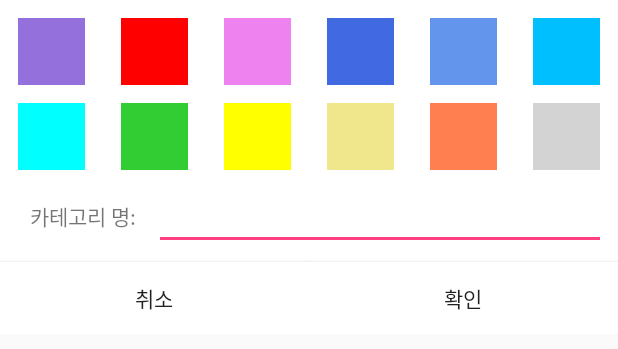
After one commit to godsangin/MyDay, an Android app: the layout dialog_category.xml on its own in the app's theme, with its tools: preview values and no code run, on a phone screen of 412 x 824 dp. The commit adds this screen. Shown: the top 349 px of the screen. Run offline under Robolectric (Android 15) with nearby library versions, the phone set to English and light mode, and no system bars.

Commit message:
event function, category dialog implements

```diff
--- a/app/src/main/java/com/msproject/myhome/mydays/repository/EventRepository.kt
+++ b/app/src/main/java/com/msproject/myhome/mydays/repository/EventRepository.kt
@@ -7,6 +7,7 @@ interface EventRepository {
     fun getEventList():LiveData<List<Event>>
     fun getEventList(date:Long):LiveData<List<Event>>
     fun getEventList(date:Long, startTime:Int, endTime:Int):LiveData<List<Event>>
+    fun exist(date:Long, time:Int):Event
     fun insertEvent(event: Event)
     fun updateEvent(event: Event)
     fun deleteEventById(id:Long)
--- a/app/src/main/java/com/msproject/myhome/mydays/repository/impl/EventRepositoryImpl.kt
+++ b/app/src/main/java/com/msproject/myhome/mydays/repository/impl/EventRepositoryImpl.kt
@@ -24,6 +24,10 @@ class EventRepositoryImpl @Inject constructor(private val appDatabase: AppDataba
         return getEventDao().getEventList(date, startTime, endTime)
     }
 
+    override fun exist(date: Long, time: Int): Event {
+        return getEventDao().getEvent(date, time)
+    }
+
     override fun insertEvent(event: Event){
         getEventDao().insert(event)
     }
--- a/app/src/main/java/com/msproject/myhome/mydays/repository/room/EventDao.kt
+++ b/app/src/main/java/com/msproject/myhome/mydays/repository/room/EventDao.kt
@@ -13,6 +13,8 @@ interface EventDao: BaseDao<Event>{
     fun getEventList(date:Long):LiveData<List<Event>>
     @Query("SELECT * FROM event WHERE date IS :date AND time BETWEEN :startTime AND :endTime ORDER BY time")
     fun getEventList(date:Long, startTime:Int, endTime:Int):LiveData<List<Event>>
+    @Query("SELECT * FROM event WHERE date IS :date AND time IS :time")
+    fun getEvent(date:Long, time:Int):Event
     @Query("DELETE FROM event WHERE id =:id")
     fun deleteEventById(id:Long)
 }
--- /dev/null
+++ b/app/src/main/res/drawable/ic_baseline_check_24.xml
@@ -0,0 +1,5 @@
+<vector android:height="24dp" android:tint="#FFFFFF"
+    android:viewportHeight="24" android:viewportWidth="24"
+    android:width="24dp" xmlns:android="http://schemas.android.com/apk/res/android">
+    <path android:fillColor="@android:color/white" android:pathData="M9,16.17L4.83,12l-1.42,1.41L9,19 21,7l-1.41,-1.41z"/>
+</vector>
--- a/app/src/main/res/layout/activity_event.xml
+++ b/app/src/main/res/layout/activity_event.xml
@@ -83,7 +83,9 @@
             android:id="@+id/fab"
             android:layout_width="wrap_content"
             android:layout_height="wrap_content"
-            android:layout_margin="@dimen/fab_margin"/>
+            android:layout_margin="@dimen/fab_margin"
+            android:src="@drawable/ic_add_white_24dp"
+            android:onClick="@{() -> model.addCategory()}"/>
 
     </androidx.constraintlayout.widget.ConstraintLayout>
 </layout>
--- /dev/null
+++ b/app/src/main/res/layout/dialog_category.xml
@@ -0,0 +1,200 @@
+<?xml version="1.0" encoding="utf-8"?>
+<layout>
+    <data>
+        <variable
+            name="model"
+            type="com.msproject.myhome.mydays.main.event.CategoryDialogViewModel" />
+    </data>
+    <androidx.constraintlayout.widget.ConstraintLayout xmlns:android="http://schemas.android.com/apk/res/android"
+        android:layout_width="match_parent"
+        android:layout_height="wrap_content"
+        xmlns:app="http://schemas.android.com/apk/res-auto"
+        android:background="@color/colorWhite">
+        <ImageView
+            android:id="@+id/space_1"
+            android:layout_width="0dp"
+            android:layout_height="0dp"
+            app:layout_constraintDimensionRatio="1:1"
+            app:layout_constraintTop_toTopOf="parent"
+            app:layout_constraintLeft_toLeftOf="parent"
+            app:layout_constraintRight_toLeftOf="@id/space_2"
+            android:layout_margin="12dp"
+            android:background="@color/category_1"
+            android:src="@{model.selectedColor.equals(@string/category_1) ? @drawable/ic_baseline_check_24 : null}"
+            android:onClick="@{() -> model.setSelectedColor(@string/category_1)}"/>
+        <ImageView
+            android:id="@+id/space_2"
+            android:layout_width="0dp"
+            android:layout_height="0dp"
+            app:layout_constraintDimensionRatio="1:1"
+            app:layout_constraintTop_toTopOf="parent"
+            app:layout_constraintLeft_toRightOf="@id/space_1"
+            app:layout_constraintRight_toLeftOf="@id/space_3"
+            android:layout_margin="12dp"
+            android:background="@color/category_2"
+            android:src="@{model.selectedColor.equals(@string/category_2) ? @drawable/ic_baseline_check_24 : null}"
+            android:onClick="@{() -> model.setSelectedColor(@string/category_2)}"/>
+        <ImageView
+            android:id="@+id/space_3"
+            android:layout_width="0dp"
+            android:layout_height="0dp"
+            app:layout_constraintDimensionRatio="1:1"
+            app:layout_constraintTop_toTopOf="parent"
+            app:layout_constraintLeft_toRightOf="@id/space_2"
+            app:layout_constraintRight_toLeftOf="@id/space_4"
+            android:layout_margin="12dp"
+            android:background="@color/category_3"
+            android:src="@{model.selectedColor.equals(@string/category_3) ? @drawable/ic_baseline_check_24 : null}"
+            android:onClick="@{() -> model.setSelectedColor(@string/category_3)}"/>
+        <ImageView
+            android:id="@+id/space_4"
+            android:layout_width="0dp"
+            android:layout_height="0dp"
+            app:layout_constraintDimensionRatio="1:1"
+            app:layout_constraintTop_toTopOf="parent"
+            app:layout_constraintLeft_toRightOf="@id/space_3"
+            app:layout_constraintRight_toLeftOf="@id/space_5"
+            android:layout_margin="12dp"
+            android:background="@color/category_4"
+            android:src="@{model.selectedColor.equals(@string/category_4) ? @drawable/ic_baseline_check_24 : null}"
+            android:onClick="@{() -> model.setSelectedColor(@string/category_4)}"/>
+        <ImageView
+            android:id="@+id/space_5"
+            android:layout_width="0dp"
+            android:layout_height="0dp"
+            app:layout_constraintDimensionRatio="1:1"
+            app:layout_constraintTop_toTopOf="parent"
+            app:layout_constraintLeft_toRightOf="@id/space_4"
+            app:layout_constraintRight_toLeftOf="@id/space_6"
+            android:layout_margin="12dp"
+            android:background="@color/category_5"
+            android:src="@{model.selectedColor.equals(@string/category_5) ? @drawable/ic_baseline_check_24 : null}"
+            android:onClick="@{() -> model.setSelectedColor(@string/category_5)}"/>
+        <ImageView
+            android:id="@+id/space_6"
+            android:layout_width="0dp"
+            android:layout_height="0dp"
+            app:layout_constraintDimensionRatio="1:1"
+            app:layout_constraintTop_toTopOf="parent"
+            app:layout_constraintLeft_toRightOf="@id/space_5"
+            app:layout_constraintRight_toRightOf="parent"
+            android:layout_margin="12dp"
+            android:background="@color/category_6"
+            android:src="@{model.selectedColor.equals(@string/category_6) ? @drawable/ic_baseline_check_24 : null}"
+            android:onClick="@{() -> model.setSelectedColor(@string/category_6)}"/>
+        <ImageView
+            android:id="@+id/space_7"
+            android:layout_width="0dp"
+            android:layout_height="0dp"
+            app:layout_constraintDimensionRatio="1:1"
+            app:layout_constraintTop_toBottomOf="@id/space_1"
+            app:layout_constraintLeft_toLeftOf="parent"
+            app:layout_constraintRight_toLeftOf="@id/space_8"
+            android:layout_margin="12dp"
+            android:background="@color/cateogry_7"
+            android:src="@{model.selectedColor.equals(@string/category_7) ? @drawable/ic_baseline_check_24 : null}"
+            android:onClick="@{() -> model.setSelectedColor(@string/category_7)}"/>
+        <ImageView
+            android:id="@+id/space_8"
+            android:layout_width="0dp"
+            android:layout_height="0dp"
+            app:layout_constraintDimensionRatio="1:1"
+            app:layout_constraintTop_toBottomOf="@id/space_1"
+            app:layout_constraintLeft_toRightOf="@id/space_7"
+            app:layout_constraintRight_toLeftOf="@id/space_9"
+            android:layout_margin="12dp"
+            android:background="@color/category_8"
+            android:src="@{model.selectedColor.equals(@string/category_8) ? @drawable/ic_baseline_check_24 : null}"
+            android:onClick="@{() -> model.setSelectedColor(@string/category_8)}"/>
+        <ImageView
+            android:id="@+id/space_9"
+            android:layout_width="0dp"
+            android:layout_height="0dp"
+            app:layout_constraintDimensionRatio="1:1"
+            app:layout_constraintTop_toBottomOf="@id/space_1"
+            app:layout_constraintLeft_toRightOf="@id/space_8"
+            app:layout_constraintRight_toLeftOf="@id/space_10"
+            android:layout_margin="12dp"
+            android:background="@color/category_9"
+            android:src="@{model.selectedColor.equals(@string/category_9) ? @drawable/ic_baseline_check_24 : null}"
+            android:onClick="@{() -> model.setSelectedColor(@string/category_9)}"/>
+        <ImageView
+            android:id="@+id/space_10"
+            android:layout_width="0dp"
+            android:layout_height="0dp"
+            app:layout_constraintDimensionRatio="1:1"
+            app:layout_constraintTop_toBottomOf="@id/space_1"
+            app:layout_constraintLeft_toRightOf="@id/space_9"
+            app:layout_constraintRight_toLeftOf="@id/space_11"
+            android:layout_margin="12dp"
+            android:background="@color/category_10"
+            android:src="@{model.selectedColor.equals(@string/category_10) ? @drawable/ic_baseline_check_24 : null}"
+            android:onClick="@{() -> model.setSelectedColor(@string/category_10)}"/>
+        <ImageView
+            android:id="@+id/space_11"
+            android:layout_width="0dp"
+            android:layout_height="0dp"
+            app:layout_constraintDimensionRatio="1:1"
+            app:layout_constraintTop_toBottomOf="@id/space_1"
+            app:layout_constraintLeft_toRightOf="@id/space_10"
+            app:layout_constraintRight_toLeftOf="@id/space_12"
+            android:layout_margin="12dp"
+            android:background="@color/category_11"
+            android:src="@{model.selectedColor.equals(@string/category_11) ? @drawable/ic_baseline_check_24 : null}"
+            android:onClick="@{() -> model.setSelectedColor(@string/category_11)}"/>
+        <ImageView
+            android:id="@+id/space_12"
+            android:layout_width="0dp"
+            android:layout_height="0dp"
+            app:layout_constraintDimensionRatio="1:1"
+            app:layout_constraintTop_toBottomOf="@id/space_1"
+            app:layout_constraintLeft_toRightOf="@id/space_11"
+            app:layout_constraintRight_toRightOf="parent"
+            android:layout_margin="12dp"
+            android:background="@color/category_12"
+            android:src="@{model.selectedColor.equals(@string/category_12) ? @drawable/ic_baseline_check_24 : null}"
+            android:onClick="@{() -> model.setSelectedColor(@string/category_12)}"/>
+        <LinearLayout
+            android:id="@+id/name_container"
+            android:layout_width="match_parent"
+            android:layout_height="wrap_content"
+            android:orientation="horizontal"
+            app:layout_constraintTop_toBottomOf="@id/space_7"
+            android:padding="8dp">
+            <TextView
+                android:id="@+id/name_tv"
+                android:layout_width="wrap_content"
+                android:layout_height="wrap_content"
+                android:layout_margin="12dp"
+                android:text="@string/text_category_name"/>
+            <EditText
+                android:layout_width="0dp"
+                android:layout_height="wrap_content"
+                android:layout_weight="1"
+                android:gravity="bottom"
+                android:layout_gravity="bottom"
+                android:text="@={model._categoryName}"/>
+        </LinearLayout>
+
+        <Button
+            android:id="@+id/negative_bt"
+            android:layout_width="0dp"
+            android:layout_height="wrap_content"
+            app:layout_constraintTop_toBottomOf="@id/name_container"
+            app:layout_constraintLeft_toLeftOf="parent"
+            app:layout_constraintRight_toLeftOf="@id/positive_bt"
+            android:background="@color/colorWhite"
+            android:text="@string/text_cancel"
+            android:onClick="@{() -> model.cancel()}"/>
+        <Button
+            android:id="@+id/positive_bt"
+            android:layout_width="0dp"
+            android:layout_height="wrap_content"
+            app:layout_constraintTop_toBottomOf="@id/name_container"
+            app:layout_constraintLeft_toRightOf="@id/negative_bt"
+            app:layout_constraintRight_toRightOf="parent"
+            android:background="@color/colorWhite"
+            android:text="@string/text_submit"
+            android:onClick="@{() -> model.submit()}"/>
+    </androidx.constraintlayout.widget.ConstraintLayout>
+</layout>
--- a/app/src/main/res/values/colors.xml
+++ b/app/src/main/res/values/colors.xml
@@ -17,5 +17,17 @@
     <color name="borderColor">#61efc6 </color>
     <color name="stasticButtonTextColor">#000</color>
     <color name="memoColor">#888</color>
+    <color name="category_1">#9370db</color>
+    <color name="category_2">#ff0000</color>
+    <color name="category_3">#ee82ee</color>
+    <color name="category_4">#4169e1</color>
+    <color name="category_5">#6495ed</color>
+    <color name="category_6">#00bfff</color>
+    <color name="cateogry_7">#00ffff</color>
+    <color name="category_8">#32cd32</color>
+    <color name="category_9">#ffff00</color>
+    <color name="category_10">#f0e68c</color>
+    <color name="category_11">#ff7f50</color>
+    <color name="category_12">#d3d3d3</color>
 
 </resources>
--- a/app/src/main/res/values/strings.xml
+++ b/app/src/main/res/values/strings.xml
@@ -8,4 +8,23 @@
     <string name="noti_title_check_sleep_time">수면시간 등록</string>
     <string name="title_event">시간별 일정</string>
     <string name="text_submit">확인</string>
+    <string name="text_cancel">취소</string>
+    <string name="title_input_event">이벤트 입력</string>
+    <string name="message_input_event">이벤트의 내용을 입력하세요.</string>
+    <string name="text_category_name">카테고리 명: </string>
+    <string name="message_dialog_empty_category">카테고리 명을 입력해주세요.</string>
+    <string name="message_category_added">새로운 카테고리가 등록되었습니다.</string>
+
+    <string name="category_1">#9370db</string>
+    <string name="category_2">#ff0000</string>
+    <string name="category_3">#ee82ee</string>
+    <string name="category_4">#4169e1</string>
+    <string name="category_5">#6495ed</string>
+    <string name="category_6">#00bfff</string>
+    <string name="category_7">#00ffff</string>
+    <string name="category_8">#32cd32</string>
+    <string name="category_9">#ffff00</string>
+    <string name="category_10">#f0e68c</string>
+    <string name="category_11">#ff7f50</string>
+    <string name="category_12">#d3d3d3</string>
 </resources>
```
Also changed, not shown: app/src/main/java/com/msproject/myhome/mydays/di/viewModel/ViewModelModule.kt (+7 -0 lines), app/src/main/java/com/msproject/myhome/mydays/main/MainViewModel.kt (+23 -11 lines), app/src/main/java/com/msproject/myhome/mydays/main/event/BottomSheetDialogFragment.kt (added, +53 -0 lines), app/src/main/java/com/msproject/myhome/mydays/main/event/CategoryDialogViewModel.kt (added, +43 -0 lines), app/src/main/java/com/msproject/myhome/mydays/main/event/EventActivity.kt (+38 -4 lines), app/src/main/java/com/msproject/myhome/mydays/main/event/EventViewModel.kt (+31 -7 lines), app/src/main/java/com/msproject/myhome/mydays/main/event/adapter/EventRecyclerViewAdapter.kt (+9 -8 lines), app/src/main/java/com/msproject/myhome/mydays/utils/BindingAdapter.kt (+9 -1 lines), app/src/main/res/layout/title_bar.xml (+5 -2 lines).
